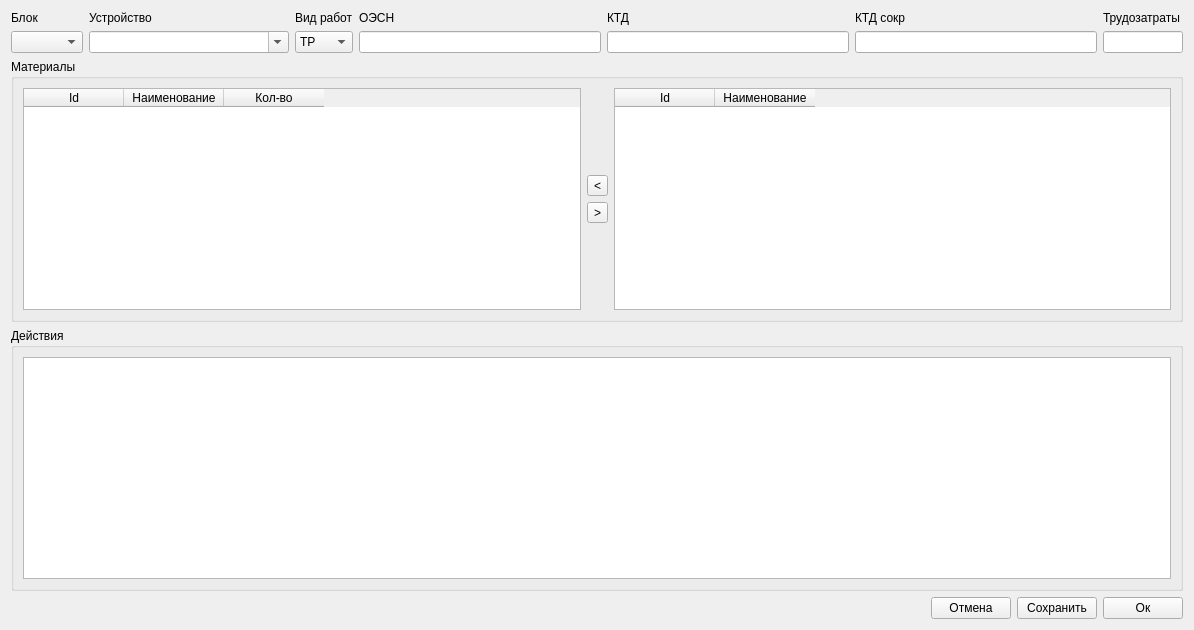
Before: the Qt Designer form normativeform.ui in Balyaev-D-A/MFDB, drawn with Qt 5.
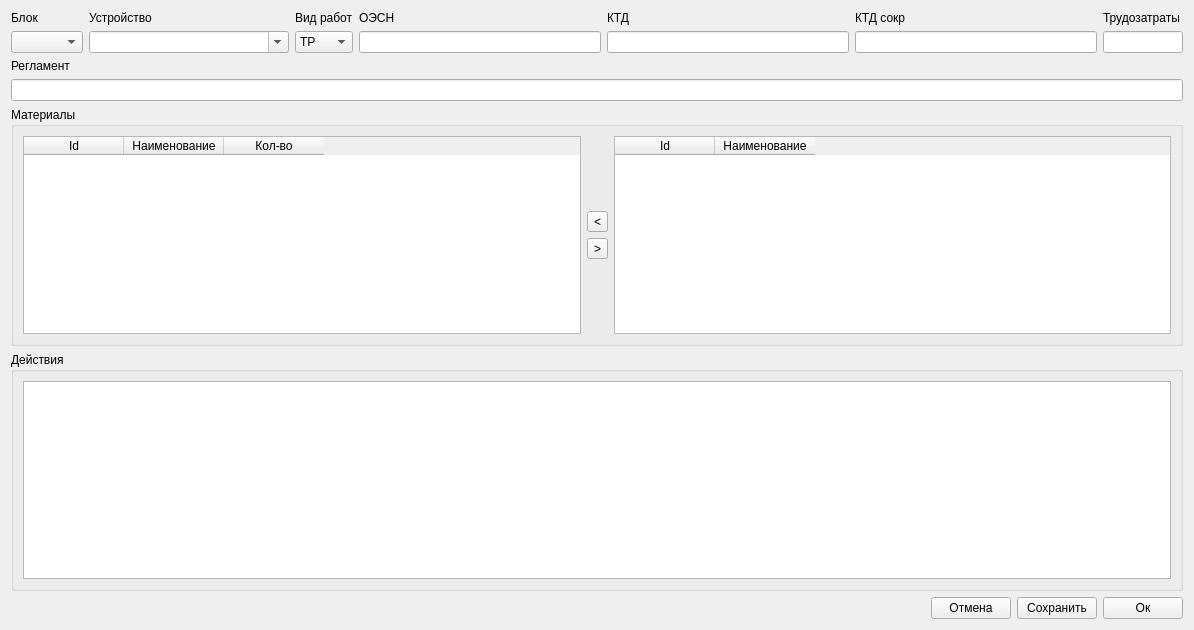
After: the same form once the commit is applied. Custom widgets are drawn as their Qt base class.

Patch:
```diff
--- a/normativeform.ui
+++ b/normativeform.ui
@@ -13,7 +13,7 @@
   <property name="windowTitle">
    <string>Нормативы</string>
   </property>
-  <layout class="QVBoxLayout" name="verticalLayout_9">
+  <layout class="QVBoxLayout" name="verticalLayout_10">
    <item>
     <layout class="QHBoxLayout" name="horizontalLayout">
      <item>
@@ -156,6 +156,20 @@
      </item>
     </layout>
    </item>
+   <item>
+    <layout class="QVBoxLayout" name="verticalLayout_9">
+     <item>
+      <widget class="QLabel" name="label_8">
+       <property name="text">
+        <string>Регламент</string>
+       </property>
+      </widget>
+     </item>
+     <item>
+      <widget class="QLineEdit" name="reglamentEdit"/>
+     </item>
+    </layout>
+   </item>
    <item>
     <widget class="QGroupBox" name="groupBox">
      <property name="title">
```
